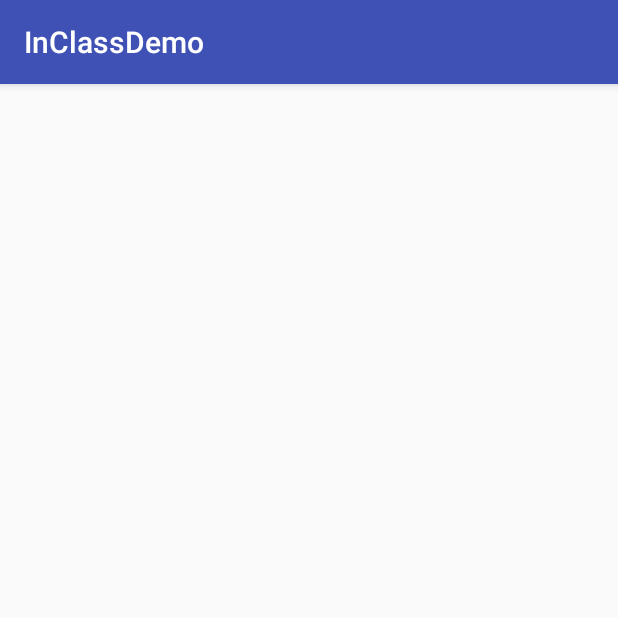
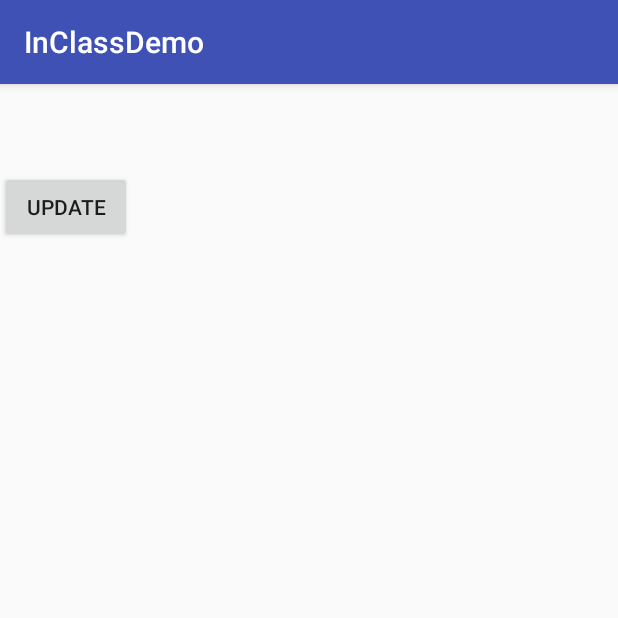
Before and after one commit to KyleBastien/InClassDemo, an Android app: the RoomPersistenceExampleActivity screen opened directly, with no data from a screen before it, on a phone screen of 412 x 824 dp, the top half of it. Run offline under Robolectric (Android 15) with nearby library versions, the light colour scheme and no system bars; our stand-ins replace Room's generated code; 2 statements that could not run were skipped.

Commit message:
Adding Update Dao Example.

```diff
--- a/app/src/main/java/com/example/mcnutt/inclassdemo/dao/UserDao.java
+++ b/app/src/main/java/com/example/mcnutt/inclassdemo/dao/UserDao.java
@@ -5,6 +5,7 @@ import android.arch.persistence.room.Delete;
 import android.arch.persistence.room.Insert;
 import android.arch.persistence.room.OnConflictStrategy;
 import android.arch.persistence.room.Query;
+import android.arch.persistence.room.Update;
 
 import com.example.mcnutt.inclassdemo.entity.User;
 
@@ -21,6 +22,9 @@ public interface UserDao {
     @Query("SELECT * FROM user WHERE display_name LIKE :displayName LIMIT 1")
     User findByName(String displayName);
 
+    @Update
+    void updateUsers(User... users);
+
     @Insert(onConflict = OnConflictStrategy.REPLACE)
     void insertAll(User... users);
 
--- a/app/src/main/res/layout/activity_room_persistence_example.xml
+++ b/app/src/main/res/layout/activity_room_persistence_example.xml
@@ -24,4 +24,12 @@
         android:layout_width="wrap_content"
         android:layout_height="wrap_content" />
 
+    <Button
+        android:id="@+id/update"
+        android:layout_below="@+id/photoUrl"
+        android:layout_width="wrap_content"
+        android:layout_height="wrap_content"
+        android:text="@string/update"
+        android:onClick="updateDatabase"/>
+
 </RelativeLayout>
--- a/app/src/main/res/values/strings.xml
+++ b/app/src/main/res/values/strings.xml
@@ -86,4 +86,5 @@
     <string name="add_todo_item">Add Todo Item</string>
     <string name="go_to_complex_firebase_example">Go to Complex Firebase Example</string>
     <string name="go_to_room_persistence_example">Go to Room Persistence Example</string>
+    <string name="update">Update</string>
 </resources>
```
Also changed, not shown: app/src/main/java/com/example/mcnutt/inclassdemo/RoomPersistenceExampleActivity.java (+46 -0 lines).
